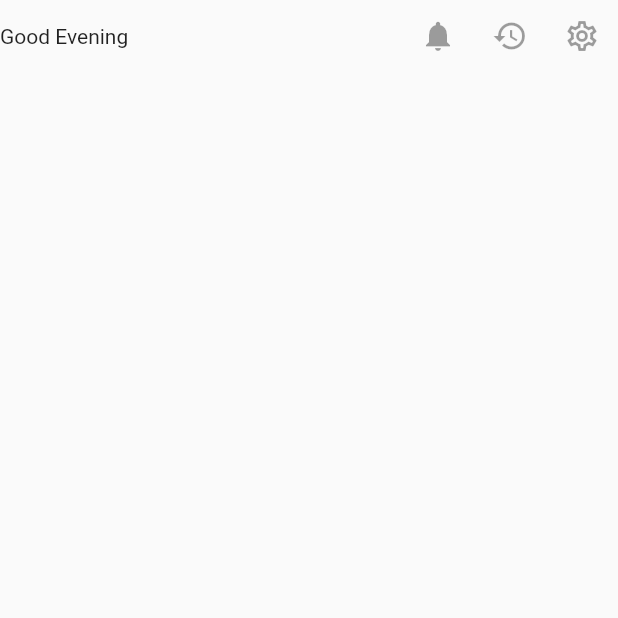
After one commit to LucasHBG/flutter-Clean-Arch-and-Provider, a Flutter app: the HomeScreen screen opened by its route, on a phone screen of 412 x 824 dp, the top half of it. The commit adds this screen. Run offline on Flutter 3.47's test engine with Material 2 defaults, Android fonts, the phone set to English and light mode, and no system bars; our stand-ins replace go_router.

Commit message:
[FEAT]: add home screen and route

```diff
--- /dev/null
+++ b/lib/home_screen.dart
@@ -0,0 +1,29 @@
+import 'package:flutter/material.dart';
+
+class HomeScreen extends StatelessWidget {
+  const HomeScreen({Key? key}) : super(key: key);
+
+  @override
+  Widget build(BuildContext context) {
+    return Scaffold(
+      body: Column(
+        children: [
+          Row(
+            mainAxisAlignment: MainAxisAlignment.spaceBetween,
+            children: [
+              const Text('Good Evening'),
+              Row(
+                children: const [
+                  IconButton(onPressed: null, icon: Icon(Icons.notifications)),
+                  IconButton(onPressed: null, icon: Icon(Icons.history)),
+                  IconButton(
+                      onPressed: null, icon: Icon(Icons.settings_outlined)),
+                ],
+              ),
+            ],
+          ),
+        ],
+      ),
+    );
+  }
+}
--- a/lib/main.dart
+++ b/lib/main.dart
@@ -4,6 +4,7 @@ import 'package:flutter/foundation.dart';
 import 'package:flutter/material.dart';
 import 'package:flutter/services.dart';
 import 'package:go_router/go_router.dart';
+import 'package:test_app/home_screen.dart';
 import 'package:test_app/login_screen.dart';
 
 Future<void> main() async {
@@ -15,6 +16,13 @@ Future<void> main() async {
         pageBuilder: (context, state) => MaterialPage(
           key: state.pageKey,
           child: const LoginScreen(),
+        ),
+      ),
+      GoRoute(
+        path: '/home',
+        pageBuilder: (context, state) => MaterialPage(
+          key: state.pageKey,
+          child: const HomeScreen(),
         ),
       ),
     ],
```
